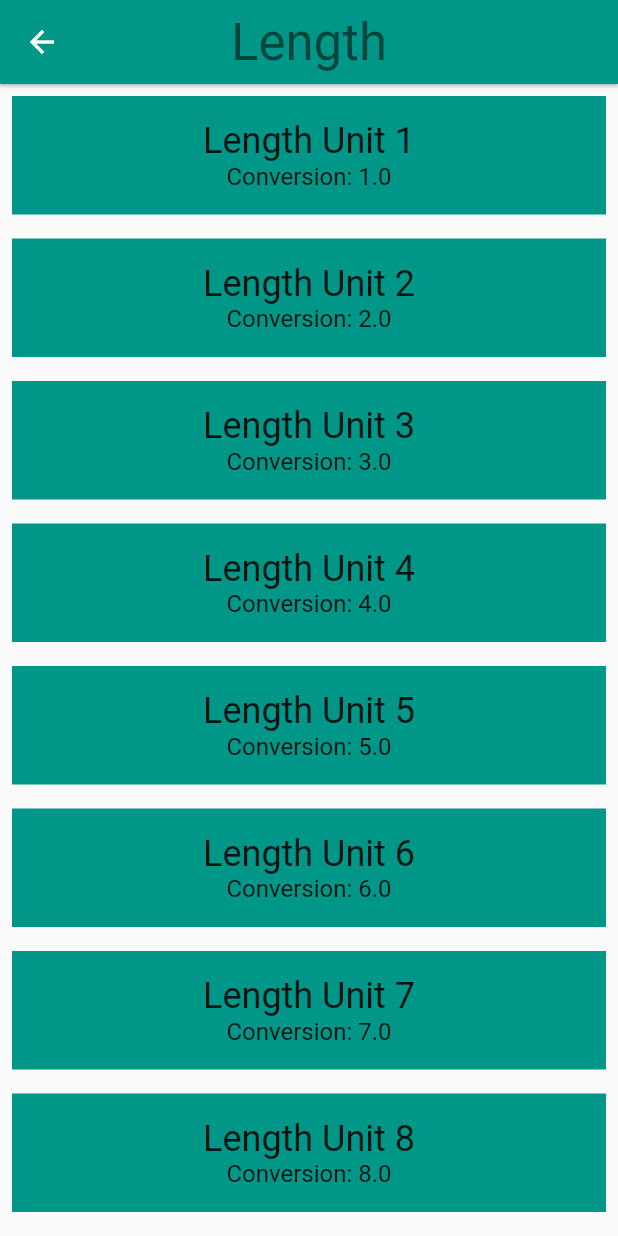
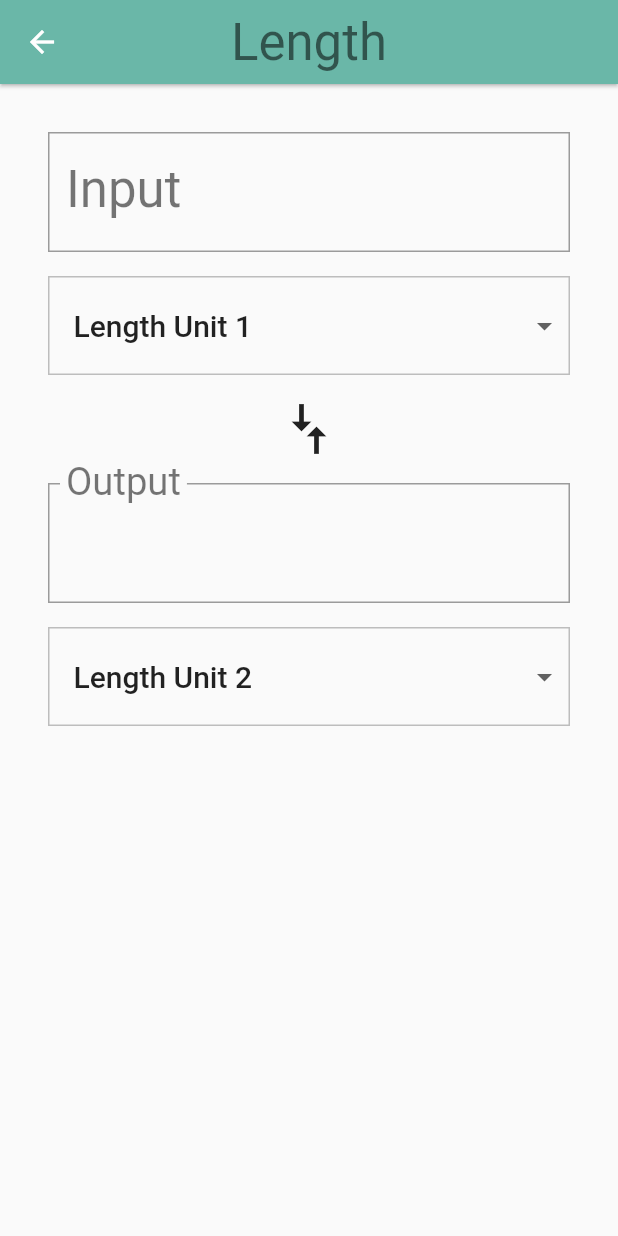
Before and after one commit to afreakyelf/Converter_flutter, a Flutter app: the screen it shows after launch, after a tap on "Length", on a phone screen of 412 x 824 dp. Run offline on Flutter 3.47's test engine with Material 2 defaults, Android fonts, the phone set to English and light mode, and no system bars.

Commit message:
Implement Converter

```diff
--- a/lib/category.dart
+++ b/lib/category.dart
@@ -53,8 +53,8 @@ class Category extends StatelessWidget {
         height: 100.0,
         child: InkWell(
           borderRadius: _borderRadius,
-          highlightColor: color,
-          splashColor: color,
+          highlightColor: color['highlights'],
+          splashColor: color['splash'],
           onTap: () => _navigateToConverter(context),
           child: Padding(
             padding: EdgeInsets.all(16.0),
--- a/lib/converter_route.dart
+++ b/lib/converter_route.dart
@@ -1,6 +1,8 @@
 import 'package:flutter/material.dart';
 import 'package:first_flutter/unit.dart';
 import 'package:meta/meta.dart';
+
+const _padding = EdgeInsets.all(16.0);
 
 class ConverterRoute extends StatefulWidget {
   final String name;
@@ -11,42 +13,211 @@ class ConverterRoute extends StatefulWidget {
     @required this.name,
     @required this.color,
     @required this.units,
-  })
-      : assert(name != null),
+  })  : assert(name != null),
         assert(color != null),
         assert(units != null);
 
   _ConverterRouteState createState() => _ConverterRouteState();
 }
 
-class _ConverterRouteState extends State<ConverterRoute>{
+class _ConverterRouteState extends State<ConverterRoute> {
+  Unit _fromValue;
+  Unit _toValue;
+  double _inputValue;
+  String _convertedValue = '';
+  List<DropdownMenuItem> _unitMenuItems;
+  bool _showValidationError = false;
+
+  void initState() {
+    super.initState();
+    _creteDropdownMenuItems();
+    _setDefaults();
+  }
+
+  void _creteDropdownMenuItems() {
+    var newItems = <DropdownMenuItem>[];
+    for (var unit in widget.units) {
+      newItems.add(DropdownMenuItem(
+        value: unit.name,
+        child: Text(
+          unit.name,
+          softWrap: true,
+        ),
+      ));
+    }
+    setState(() {
+      _unitMenuItems = newItems;
+    });
+  }
+
+  void _setDefaults() {
+    setState(() {
+      _fromValue = widget.units[0];
+      _toValue = widget.units[1];
+    });
+  }
+
+  String _format(double conversion) {
+    var outputNum = conversion.toStringAsPrecision(7);
+    if (outputNum.contains('.') && outputNum.endsWith('0')) {
+      var i = outputNum.length - 1;
+      while (outputNum[i] == '0') {
+        i -= 1;
+      }
+      outputNum = outputNum.substring(0, outputNum.length - 1);
+    }
+    return outputNum;
+  }
+
+  void _updateConversion() {
+    setState(() {
+      _convertedValue =
+          _format(_inputValue * (_toValue.conversion / _fromValue.conversion));
+    });
+  }
+
+  void _updateInputValue(String input) {
+    setState(() {
+      if (input == null || input.isEmpty) {
+        _convertedValue = '';
+      } else {
+        try {
+          final inputDouble = double.parse(input);
+          _showValidationError = false;
+          _inputValue = inputDouble;
+          _updateConversion();
+        } on Exception catch (e) {
+          print('Error: $e');
+          _showValidationError = true;
+        }
+      }
+    });
+  }
+
+  Unit _getUnit(String unitName) {
+    return widget.units.firstWhere(
+      (Unit unit) {
+        return unit.name == unitName;
+      },
+      orElse: null,
+    );
+  }
+
+  void _updateFromConversion(dynamic unitName) {
+    setState(() {
+      _fromValue = _getUnit(unitName);
+    });
+    if (_inputValue != null) {
+      _updateConversion();
+    }
+  }
+
+  void _updateToConversion(dynamic unitName) {
+    setState(() {
+      _toValue = _getUnit(unitName);
+    });
+    if (_inputValue != null) {
+      _updateConversion();
+    }
+  }
+
+  @override
+  Widget _createDropDown(String currentValue, ValueChanged<dynamic> onChanged) {
+    return Container(
+      margin: EdgeInsets.only(top: 16.0),
+      decoration: BoxDecoration(
+        color: Colors.grey[50],
+        border: Border.all(
+          color: Colors.grey[400],
+          width: 1.0,
+        ),
+      ),
+      padding: EdgeInsets.symmetric(vertical: 8.0),
+      child: Theme(
+          data: Theme.of(context).copyWith(
+            canvasColor: Colors.grey[50],
+          ),
+          child: DropdownButtonHideUnderline(
+            child: ButtonTheme(
+              alignedDropdown: true,
+              child: DropdownButton(
+                value: currentValue,
+                items: _unitMenuItems,
+                onChanged: onChanged,
+                style: Theme.of(context).textTheme.title,
+              ),
+            ),
+          )),
+    );
+  }
 
   @override
   Widget build(BuildContext context) {
     // TODO: implement build
+    final input = Padding(
+      padding: _padding,
+      child:new SingleChildScrollView(
+      child: Column(
+        crossAxisAlignment: CrossAxisAlignment.stretch,
+        children: [
+          TextField(
+            style: Theme.of(context).textTheme.display1,
+            decoration: InputDecoration(
+                labelStyle: Theme.of(context).textTheme.display1,
+                errorText: _showValidationError ? 'Invalid Number' : null,
+                labelText: 'Input',
+                border: OutlineInputBorder(
+                  borderRadius: BorderRadius.circular(0.0),
+                )),
+            keyboardType: TextInputType.number,
+            onChanged: _updateInputValue,
+          ),
+          _createDropDown(_fromValue.name, _updateFromConversion)
+        ],
+      ),
+    ));
 
-    final unitWidgets = widget.units.map((Unit unit) {
-      return Container(
-        color: widget.color,
-        margin: EdgeInsets.all(8.0),
-        padding: EdgeInsets.all(16.0),
-        child: Column(
-          children: <Widget>[
-            Text(
-              unit.name,
-              style: Theme.of(context).textTheme.headline,
+    final arrows = RotatedBox(
+      quarterTurns: 1,
+      child: Icon(
+        Icons.compare_arrows,
+        size: 40.0,
+      ),
+    );
+
+    final output = Padding(
+      padding: _padding,
+      child: Column(
+        crossAxisAlignment: CrossAxisAlignment.stretch,
+        children: [
+          InputDecorator(
+            child: Text(
+              _convertedValue,
+              style: Theme.of(context).textTheme.display1,
             ),
-            Text(
-              'Conversion: ${unit.conversion}',
-              style: Theme.of(context).textTheme.subhead,
+            decoration: InputDecoration(
+              labelText: 'Output',
+              labelStyle: Theme.of(context).textTheme.display1,
+              border: OutlineInputBorder(
+                borderRadius: BorderRadius.circular(0.0),
+              ),
             ),
-          ],
-        ),
-      );
-    }).toList();
+          ),
+          _createDropDown(_toValue.name, _updateToConversion),
+        ],
+      ),
+    );
 
-    return ListView(
-      children: unitWidgets,
+    final converter = Column(
+      crossAxisAlignment: CrossAxisAlignment.stretch,
+      children: [input, arrows, output],
+    );
+
+    return Padding(
+      padding: _padding,
+      child:new SingleChildScrollView(
+      child: converter,
+      )
     );
   }
 }
```
Also changed, not shown: lib/category_route.dart (+34 -8 lines).
